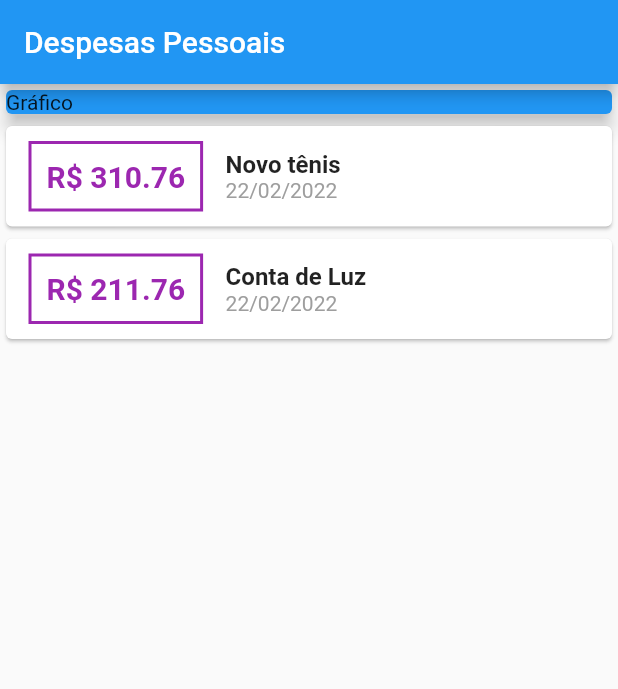
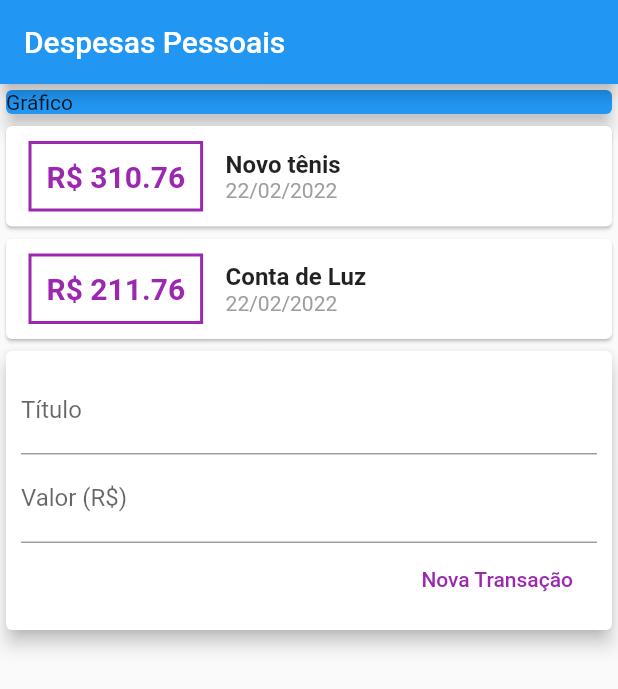
Before and after one commit to gbarros1994/expenses, a Flutter app: the screen it shows after launch, on a phone screen of 412 x 824 dp. Shown: the top 689 px of the screen. Run offline on Flutter 3.47's test engine with Material 2 defaults, Android fonts, the phone set to English and light mode, and no system bars.

Commit message:
text field

```diff
--- a/lib/main.dart
+++ b/lib/main.dart
@@ -93,6 +93,36 @@ class MyHomePage extends StatelessWidget {
                  ]),
               );
             }).toList(),
+          ),
+          Card(
+            elevation: 5,
+            child: Padding(
+              padding: const EdgeInsets.all(10),
+              child: Column(
+                children: [
+                  TextField(
+                    decoration: InputDecoration(
+                      labelText: 'Título',
+                    ),
+                  ),
+                  TextField(
+                    decoration: InputDecoration(
+                      labelText: 'Valor (R\$)',
+                    ),
+                  ),
+                  Row(
+                    mainAxisAlignment: MainAxisAlignment.end,
+                    children: [
+                      FlatButton(
+                        child: Text('Nova Transação'),
+                        textColor: Colors.purple,
+                        onPressed: () {},
+                      ),
+                    ],
+                  )
+                ],
+              ),
+            ),
           )
         ],
       ),
```
